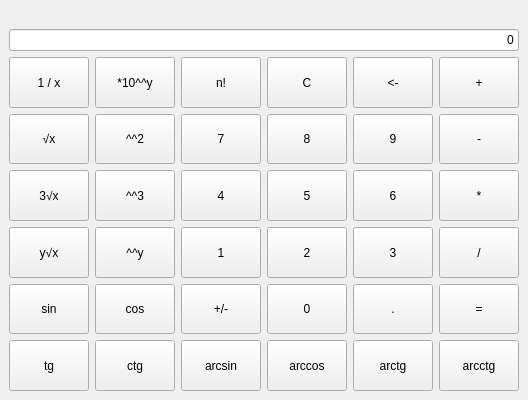
This is MainWindow.ui in lopolen/CarcCore as Qt 5 draws it before an edit. The edited form follows.
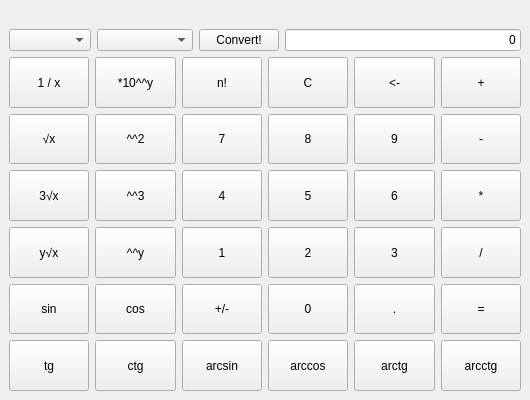
This is the edited form.

Patch:
```diff
--- a/MainWindow.ui
+++ b/MainWindow.ui
@@ -6,7 +6,7 @@
    <rect>
     <x>0</x>
     <y>0</y>
-    <width>500</width>
+    <width>530</width>
     <height>400</height>
    </rect>
   </property>
@@ -38,23 +38,66 @@
      </widget>
     </item>
     <item>
-     <widget class="QLineEdit" name="el_entry">
-      <property name="sizePolicy">
-       <sizepolicy hsizetype="Expanding" vsizetype="Maximum">
-        <horstretch>0</horstretch>
-        <verstretch>0</verstretch>
-       </sizepolicy>
-      </property>
-      <property name="text">
-       <string>0</string>
-      </property>
-      <property name="alignment">
-       <set>Qt::AlignRight|Qt::AlignTrailing|Qt::AlignVCenter</set>
-      </property>
-      <property name="readOnly">
-       <bool>true</bool>
-      </property>
-     </widget>
+     <layout class="QHBoxLayout" name="horizontalLayout">
+      <item>
+       <widget class="QComboBox" name="cb_entry_unit">
+        <property name="sizePolicy">
+         <sizepolicy hsizetype="Maximum" vsizetype="Fixed">
+          <horstretch>0</horstretch>
+          <verstretch>0</verstretch>
+         </sizepolicy>
+        </property>
+        <property name="placeholderText">
+         <string>Entry unit</string>
+        </property>
+       </widget>
+      </item>
+      <item>
+       <widget class="QComboBox" name="cb_wanted_unit">
+        <property name="sizePolicy">
+         <sizepolicy hsizetype="Maximum" vsizetype="Fixed">
+          <horstretch>0</horstretch>
+          <verstretch>0</verstretch>
+         </sizepolicy>
+        </property>
+        <property name="placeholderText">
+         <string>Wanted unit</string>
+        </property>
+       </widget>
+      </item>
+      <item>
+       <widget class="QPushButton" name="btn_convert_unit">
+        <property name="sizePolicy">
+         <sizepolicy hsizetype="Maximum" vsizetype="Fixed">
+          <horstretch>0</horstretch>
+          <verstretch>0</verstretch>
+         </sizepolicy>
+        </property>
+        <property name="text">
+         <string>Convert!</string>
+        </property>
+       </widget>
+      </item>
+      <item>
+       <widget class="QLineEdit" name="el_entry">
+        <property name="sizePolicy">
+         <sizepolicy hsizetype="Minimum" vsizetype="Maximum">
+          <horstretch>0</horstretch>
+          <verstretch>0</verstretch>
+         </sizepolicy>
+        </property>
+        <property name="text">
+         <string>0</string>
+        </property>
+        <property name="alignment">
+         <set>Qt::AlignRight|Qt::AlignTrailing|Qt::AlignVCenter</set>
+        </property>
+        <property name="readOnly">
+         <bool>true</bool>
+        </property>
+       </widget>
+      </item>
+     </layout>
     </item>
     <item>
      <layout class="QGridLayout" name="buttons_grid">
```
Left out of the diff: 592 changed lines with no effect on the pictures.
